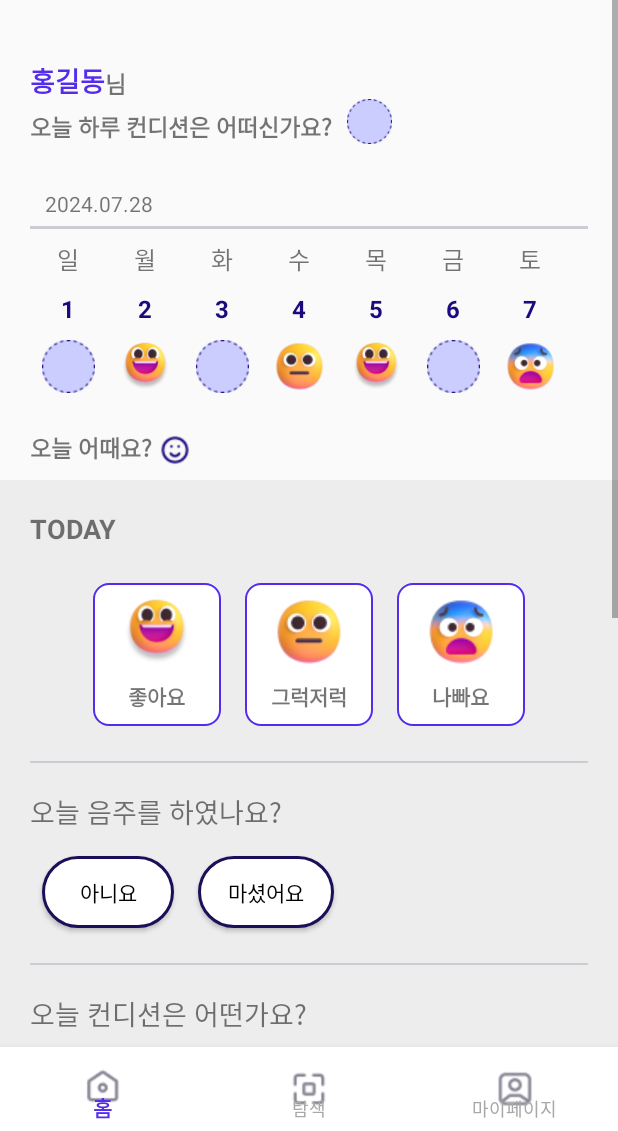
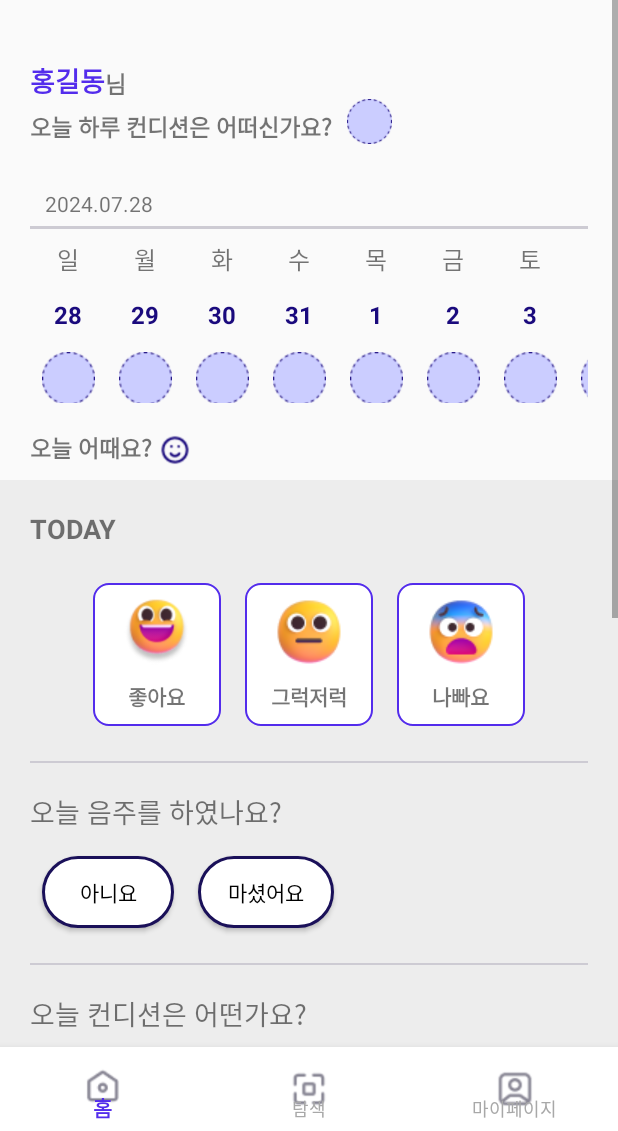
Before and after one commit to medi4me/frontend_medi, an Android app: the TodayConditionFragment screen opened through its navigation route, on a phone screen of 412 x 824 dp, the part 105-1236 px from its top. Run offline under Robolectric (Android 15) with nearby library versions, the phone set to English and light mode, and no system bars; our stand-ins replace navigation-ui; 1 statement that could not run was skipped.

Commit message:
FEAT: 주간달력 리사이클러뷰(실제 day)

```diff
--- a/app/src/main/java/com/example/mediforme/home/todayCondition/TodayConditionFragment.kt
+++ b/app/src/main/java/com/example/mediforme/home/todayCondition/TodayConditionFragment.kt
@@ -1,16 +1,32 @@
 package com.example.mediforme.home.todayCondition
 
+import android.app.Activity.RESULT_OK
+import android.content.ContentValues.TAG
+import android.content.Intent
 import android.os.Bundle
+import android.util.Log
 import android.view.LayoutInflater
 import android.view.View
 import android.view.ViewGroup
+import androidx.core.content.ContextCompat
 import androidx.fragment.app.Fragment
 import androidx.recyclerview.widget.LinearLayoutManager
 import com.example.mediforme.R
 import com.example.mediforme.databinding.FragmentTodayConditionBinding
+import java.text.SimpleDateFormat
+import java.util.Calendar
+import java.util.Locale
 
 class TodayConditionFragment : Fragment() {
     lateinit var binding: FragmentTodayConditionBinding
+    private lateinit var adapter: WeekDayAdapter
+    private lateinit var items: List<WeekDayItem>
+    private var selectedDateItem: WeekDayItem? = null
+
+    companion object {
+        private const val REQUEST_IMAGE_PICK = 1
+    }
+
 
     override fun onCreateView(
         inflater: LayoutInflater, container: ViewGroup?,
@@ -23,23 +39,42 @@ class TodayConditionFragment : Fragment() {
             // 뒤로가기 버튼 클릭 시 이전 프래그먼트로 돌아감
             parentFragmentManager.popBackStack()
         }
+        // 날짜 데이터 초기화
+        items = getWeekDates()
 
         // RecyclerView 설정
-        val items = listOf(
-            WeekDayItem("일", 1, R.drawable.ic_empty_emoji),
-            WeekDayItem("월", 2, R.drawable.ic_emoji_good),
-            WeekDayItem("화", 3, R.drawable.ic_empty_emoji),
-            WeekDayItem("수", 4, R.drawable.ic_emoji_soso),
-            WeekDayItem("목", 5, R.drawable.ic_emoji_good),
-            WeekDayItem("금", 6, R.drawable.ic_empty_emoji),
-            WeekDayItem("토", 7, R.drawable.ic_emoji_bad)
-        )
-
-        val adapter = WeekDayAdapter(items)
+        adapter = WeekDayAdapter(items) { dateItem ->
+            selectedDateItem = dateItem
+            onDateItemClick(dateItem)
+        }
         binding.recyclerView.layoutManager = LinearLayoutManager(requireContext(), LinearLayoutManager.HORIZONTAL, false)
         binding.recyclerView.adapter = adapter
 
-
         return binding.root
     }
+
+    private fun onDateItemClick(dateItem: WeekDayItem) {
+        // 날짜 아이템 클릭 시
+        Log.d(TAG, "Clicked on date: ${dateItem.date}")
+
+        // 모든 아이템의 isSelected 상태를 false로 설정
+        items.forEach { it.isSelected = false }
+
+        // 클릭한 아이템의 isSelected 상태를 true로 설정
+        dateItem.isSelected = true
+
+        // 어댑터에 알림을 보냄
+        adapter.notifyDataSetChanged()
+
+        // 현재 날짜와 시간을 가져옴
+        val currentCalendar = Calendar.getInstance()
+        currentCalendar.set(Calendar.DAY_OF_MONTH, dateItem.date.toInt())
+        val sdf = SimpleDateFormat("yyyy.MM.dd", Locale.getDefault())
+        val clickedDate = sdf.format(currentCalendar.time)
+        binding.homeDate.text = clickedDate
+
+        // 선택된 날짜에 해당하는 요일과 날짜로 업데이트
+        binding.homeDate.text = getString(R.string.date_format, currentCalendar.get(Calendar.YEAR), currentCalendar.get(Calendar.MONTH) + 1, dateItem.date)
+    }
+
 }
--- a/app/src/main/java/com/example/mediforme/home/todayCondition/WeekDayAdapter.kt
+++ b/app/src/main/java/com/example/mediforme/home/todayCondition/WeekDayAdapter.kt
@@ -1,19 +1,50 @@
 package com.example.mediforme.home.todayCondition
 
+import android.net.Uri
 import android.view.LayoutInflater
 import android.view.View
 import android.view.ViewGroup
 import android.widget.ImageView
+import android.widget.LinearLayout
 import android.widget.TextView
+import androidx.core.content.ContextCompat
 import androidx.recyclerview.widget.RecyclerView
 import com.example.mediforme.R
 
-class WeekDayAdapter(private val items: List<WeekDayItem>) : RecyclerView.Adapter<WeekDayAdapter.ViewHolder>() {
+class WeekDayAdapter(
+    private val items: List<WeekDayItem>,
+    private val onItemClick: (WeekDayItem) -> Unit
+) : RecyclerView.Adapter<WeekDayAdapter.ViewHolder>() {
 
     inner class ViewHolder(itemView: View) : RecyclerView.ViewHolder(itemView) {
-        val dayOfWeek: TextView = itemView.findViewById(R.id.day_of_week)
-        val date: TextView = itemView.findViewById(R.id.date)
-        val emoji: ImageView = itemView.findViewById(R.id.emoji)
+        val dayOfWeekTextView: TextView = itemView.findViewById(R.id.day_of_week)
+        val dateTextView: TextView = itemView.findViewById(R.id.date_text)
+        val imageView: ImageView = itemView.findViewById(R.id.emoji)
+        val dayLinearLayout: LinearLayout = itemView.findViewById(R.id.day_LL)
+
+        init {
+            itemView.setOnClickListener {
+                onItemClick(items[adapterPosition])
+            }
+        }
+
+        fun bind(item: WeekDayItem) {
+            dayOfWeekTextView.text = item.dayOfWeek
+            dateTextView.text = item.date
+            item.imageUri?.let {
+                imageView.setImageURI(Uri.parse(it))
+            } ?: run {
+                imageView.setImageResource(R.drawable.ic_empty_emoji)
+            }
+
+            if (item.isSelected) {
+                dateTextView.setTextColor(ContextCompat.getColor(itemView.context, android.R.color.white))
+                dayLinearLayout.isSelected = true
+            } else {
+                dateTextView.setTextColor(ContextCompat.getColor(itemView.context, R.color.calenderDate))
+                dayLinearLayout.isSelected = false
+            }
+        }
     }
 
     override fun onCreateViewHolder(parent: ViewGroup, viewType: Int): ViewHolder {
@@ -22,13 +53,8 @@ class WeekDayAdapter(private val items: List<WeekDayItem>) : RecyclerView.Adapte
     }
 
     override fun onBindViewHolder(holder: ViewHolder, position: Int) {
-        val item = items[position]
-        holder.dayOfWeek.text = item.dayOfWeek
-        holder.date.text = item.date.toString()
-        holder.emoji.setImageResource(item.emojiResId)
+        holder.bind(items[position])
     }
 
-    override fun getItemCount(): Int {
-        return items.size
-    }
+    override fun getItemCount() = items.size
 }
--- a/app/src/main/java/com/example/mediforme/home/todayCondition/WeekDayItem.kt
+++ b/app/src/main/java/com/example/mediforme/home/todayCondition/WeekDayItem.kt
@@ -1,7 +1,19 @@
 package com.example.mediforme.home.todayCondition
 
-data class WeekDayItem(
-    val dayOfWeek: String,
-    val date: Int,
-    val emojiResId: Int
-)
+import java.text.SimpleDateFormat
+import java.util.*
+
+data class WeekDayItem(val dayOfWeek: String, val date: String, var imageUri: String? = null, var isSelected: Boolean = false)
+
+fun getWeekDates(): List<WeekDayItem> {
+    val dayOfWeekFormat = SimpleDateFormat("E", Locale("ko"))
+    val dateFormat = SimpleDateFormat("d", Locale.getDefault())
+    val calendar = Calendar.getInstance()
+    val dates = mutableListOf<WeekDayItem>()
+
+    for (i in 0 until 40) {
+        dates.add(WeekDayItem(dayOfWeekFormat.format(calendar.time), dateFormat.format(calendar.time)))
+        calendar.add(Calendar.DAY_OF_MONTH, 1)
+    }
+    return dates
+}
--- /dev/null
+++ b/app/src/main/res/drawable/option_selected_date_background.xml
@@ -0,0 +1,14 @@
+<selector xmlns:android="http://schemas.android.com/apk/res/android">
+    <item android:state_selected="true">
+        <shape>
+            <solid android:color="@color/btncolor" />
+            <corners android:radius="15dp" />
+        </shape>
+    </item>
+    <item>
+        <shape>
+            <solid android:color="@android:color/transparent" />
+            <corners android:radius="15dp" />
+        </shape>
+    </item>
+</selector>
--- a/app/src/main/res/layout/item_week_day.xml
+++ b/app/src/main/res/layout/item_week_day.xml
@@ -13,16 +13,25 @@
         android:textSize="16sp"
         android:layout_gravity="center" />
 
+    <LinearLayout
+        android:id="@+id/day_LL"
+        android:layout_width="match_parent"
+        android:layout_height="30dp"
+        android:layout_marginTop="10dp"
+        android:gravity="center"
+        android:background="@drawable/option_selected_date_background"> <!-- 둥근 배경 적용 -->
+
         <TextView
-        android:id="@+id/date"
+            android:id="@+id/date_text"
             android:layout_width="wrap_content"
             android:layout_height="wrap_content"
             android:text="1"
             android:textSize="16sp"
             android:textStyle="bold"
             android:textColor="@color/calenderDate"
-        android:layout_gravity="center"
-        android:layout_marginTop="10dp"/>
+            />
+
+    </LinearLayout>
 
     <ImageView
         android:id="@+id/emoji"
--- a/app/src/main/res/values/strings.xml
+++ b/app/src/main/res/values/strings.xml
@@ -1,4 +1,5 @@
 <resources>
     <string name="app_name">MediForMe</string>
     <string name="title_activity_search_results">SearchResultsActivity</string>
+    <string name="date_format">%1$d.%2$02d.%3$s</string>
 </resources>
```
Lines whose indentation alone changed are shown as unchanged.
